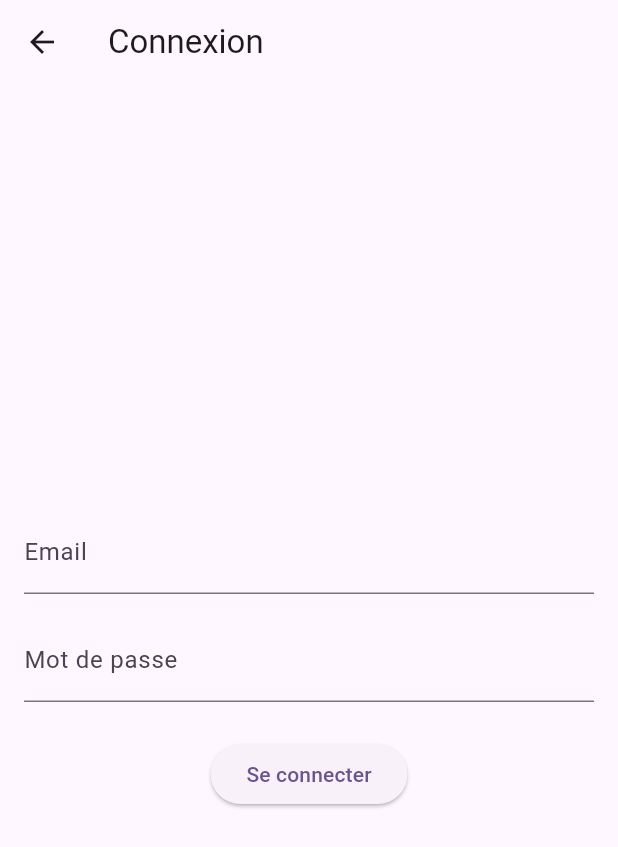
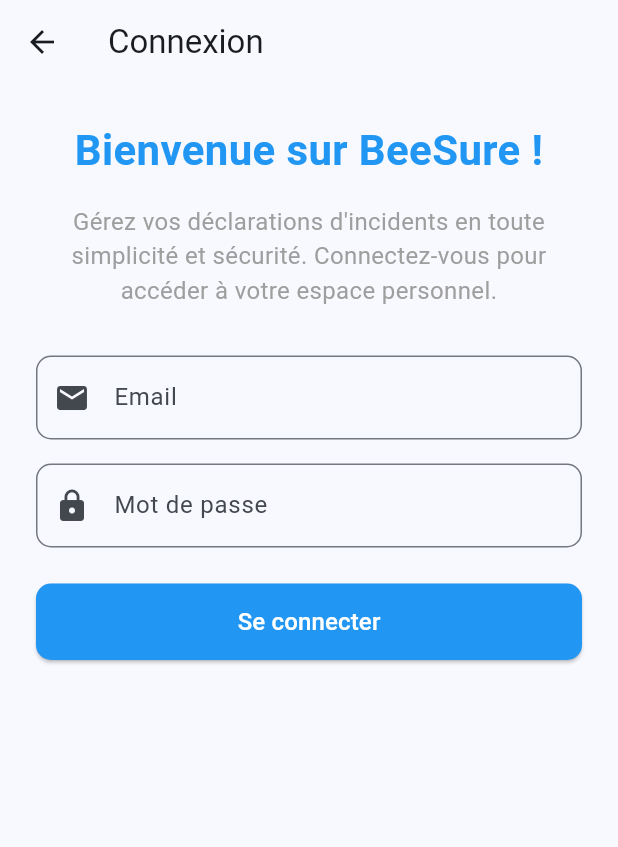
Before and after one commit to 2iAcademy/BeeSure, a Flutter app: the LoginPage screen opened directly, on a phone screen of 412 x 824 dp. Shown: the top 847 px of the screen. Run offline on Flutter 3.47's test engine with Material 3 defaults, Android fonts, the phone set to English and light mode, and no system bars; our stand-ins replace flutter_dotenv, logger.

Commit message:
add login page

```diff
--- a/apps/mobile_app/lib/main.dart
+++ b/apps/mobile_app/lib/main.dart
@@ -39,7 +39,7 @@
         //
         // This works for code too, not just values: Most code changes can be
         // tested with just a hot reload.
-        colorScheme: ColorScheme.fromSeed(seedColor: Colors.deepPurple),
+        colorScheme: ColorScheme.fromSeed(seedColor: Colors.blue),
       ),
       home: const MyHomePage(title: 'BeeSure - Déclaration d\'incident'),
     );
--- a/apps/mobile_app/lib/views/login_page.dart
+++ b/apps/mobile_app/lib/views/login_page.dart
@@ -6,28 +6,89 @@
   @override
   Widget build(BuildContext context) {
     return Scaffold(
-      appBar: AppBar(title: const Text("Connexion")),
-      body: Padding(
-        padding: const EdgeInsets.all(16.0),
+      appBar: AppBar(
+        title: const Text("Connexion"),
+        backgroundColor: Colors.transparent,
+        elevation: 0, // Supprime l'ombre pour un look épuré
+      ),
+      body: SingleChildScrollView( // Permet de scroller si le clavier apparaît
+        child: Padding(
+          padding: const EdgeInsets.all(24.0),
           child: Column(
             mainAxisAlignment: MainAxisAlignment.center,
             children: [
-            TextFormField(
-              decoration: const InputDecoration(labelText: "Email"),
+              // Titre principal
+              const Text(
+                "Bienvenue sur BeeSure !",
+                style: TextStyle(
+                  fontSize: 28,
+                  fontWeight: FontWeight.bold,
+                  color: Colors.blue,
+                ),
+                textAlign: TextAlign.center,
               ),
               const SizedBox(height: 16),
+
+              // Description conviviale
+              const Text(
+                "Gérez vos déclarations d'incidents en toute simplicité et sécurité. "
+                    "Connectez-vous pour accéder à votre espace personnel.",
+                style: TextStyle(
+                  fontSize: 16,
+                  color: Colors.grey,
+                ),
+                textAlign: TextAlign.center,
+              ),
+              const SizedBox(height: 32),
+
+              // Champ Email
+              TextFormField(
+                decoration: InputDecoration(
+                  labelText: "Email",
+                  prefixIcon: const Icon(Icons.email),
+                  border: OutlineInputBorder(
+                    borderRadius: BorderRadius.circular(10),
+                  ),
+                ),
+                keyboardType: TextInputType.emailAddress,
+              ),
+              const SizedBox(height: 16),
+
+              // Champ Mot de passe
               TextFormField(
                 obscureText: true,
-              decoration: const InputDecoration(labelText: "Mot de passe"),
+                decoration: InputDecoration(
+                  labelText: "Mot de passe",
+                  prefixIcon: const Icon(Icons.lock),
+                  border: OutlineInputBorder(
+                    borderRadius: BorderRadius.circular(10),
+                  ),
+                ),
               ),
               const SizedBox(height: 24),
-            ElevatedButton(
+
+              // Bouton de connexion
+              SizedBox(
+                width: double.infinity, // Bouton en pleine largeur
+                child: ElevatedButton(
+                  style: ElevatedButton.styleFrom(
+                    padding: const EdgeInsets.symmetric(vertical: 14),
+                    shape: RoundedRectangleBorder(
+                      borderRadius: BorderRadius.circular(10),
+                    ),
+                    backgroundColor: Colors.blue,
+                  ),
                   onPressed: () {
                     // Logique de connexion ici
                   },
-              child: const Text("Se connecter"),
+                  child: const Text(
+                    "Se connecter",
+                    style: TextStyle(fontSize: 16, color: Colors.white),
+                  ),
+                ),
               ),
             ],
+          ),
         ),
       ),
     );
```
Also changed, not shown: apps/mobile_app/lib/views/default_home_page.dart (+27 -9 lines). Lines whose indentation alone changed are shown as unchanged.
